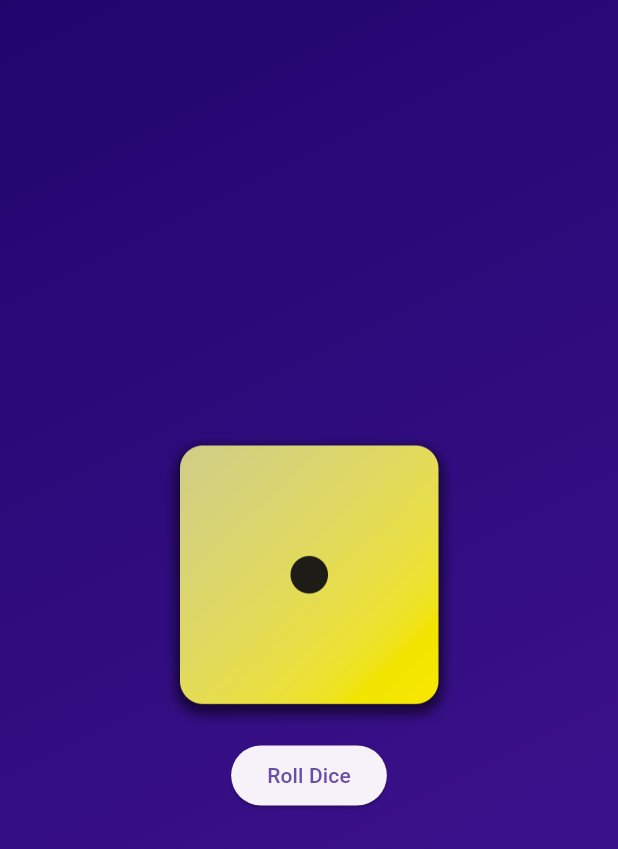
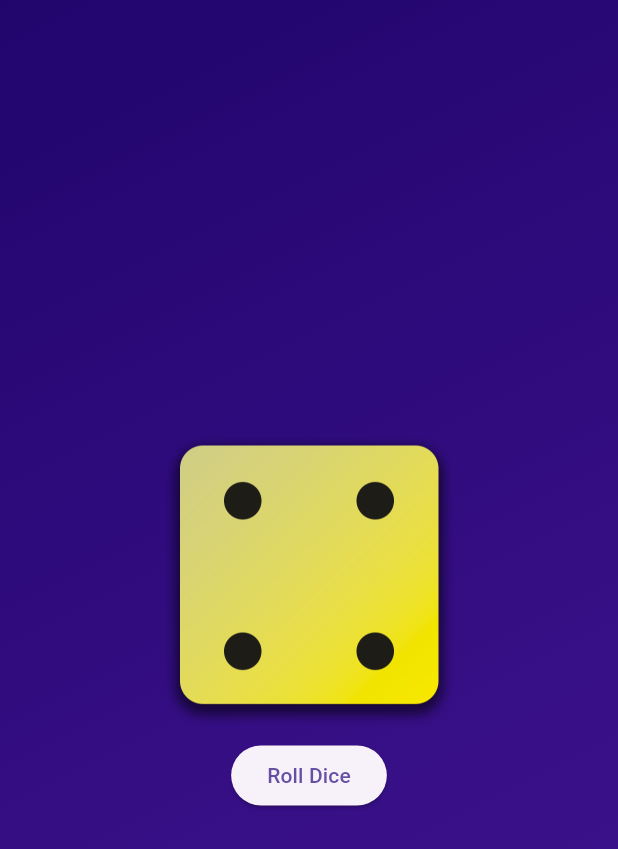
Before and after one commit to shubhh123/flutter-basics, a Flutter app: the screen it shows after launch, after a tap on "Roll Dice", on a phone screen of 412 x 824 dp. Shown: the top 849 px of the screen. Run offline on Flutter 3.47's test engine with Material 3 defaults, Android fonts, the phone set to English and light mode, and no system bars.

Commit message:
code committed

```diff
--- /dev/null
+++ b/lib/dice_roller.dart
@@ -0,0 +1,40 @@
+import 'package:flutter/material.dart';
+
+class DiceRoller extends StatefulWidget {
+  const DiceRoller({super.key});
+  //StatefulWidgets do not have the build method
+
+  @override
+  State<DiceRoller> createState() {
+    return _DiceRollerState();
+  }
+}
+
+class _DiceRollerState extends State<DiceRoller> {
+  var activeDiceImage = 'assets/images/dice-1.png';
+  /*context contains metadata about some useful information about this widget in the overall widget tree */
+
+  void rollDice() {
+    setState(() {
+      activeDiceImage = 'assets/images/dice-4.png';
+    });
+  }
+
+  @override
+  Widget build(context) {
+    return Column(
+      mainAxisSize: MainAxisSize.min,
+      children: [
+        Image.asset(
+          activeDiceImage,
+          width: 200,
+        ),
+        const SizedBox(height: 10), //for padding
+        ElevatedButton(
+          onPressed: rollDice,
+          child: const Text('Roll Dice'),
+        )
+      ],
+    );
+  }
+}
--- a/lib/gradient_container.dart
+++ b/lib/gradient_container.dart
@@ -1,28 +1,16 @@
 import 'package:flutter/material.dart';
-import 'package:learningdart/styled_text.dart';
+import 'package:learningdart/dice_roller.dart';
+// import 'package:learningdart/styled_text.dart';
 //import 'package:learningdart/styled_text.dart';
 
-class GradientContainer extends StatelessWidget{
-
-  // GradientContainer( {key} ) {     //Here {} having inside are called as named parameters
-  //   //doing some initialization work
-  // }
-
-  // GradientContainer({key}) : super(key: key)     //Here {} having inside are called as named parameters
-    //doing some initialization work
+class GradientContainer extends StatelessWidget {
   //const GradientContainer(this.gradientColors,{super.key});
 
-   const GradientContainer({super.key, required this.colors});
+  const GradientContainer({super.key, required this.colors});
 
-   final List<Color> colors;
+  final List<Color> colors;
 
-  /*context contains metadata about some useful information about this widget in the overall widget tree */
-
-  void rollDice() {
-    print("Dice rolled");
-  }
-
-@override
+  @override
   Widget build(BuildContext context) {
     return Container(
       decoration: BoxDecoration(
@@ -33,26 +21,7 @@ class GradientContainer extends StatelessWidget{
         ),
       ),
       //child: const StyledText("Hello shubh"),
-      child: Center(
-        child: Column(
-          mainAxisSize: MainAxisSize.min,
-          children: [
-          Image.asset(
-          'assets/images/dice-1.png',
-          width: 200,
-          ),
-          const SizedBox(height: 10,),
-          ElevatedButton(onPressed: rollDice,
-          // style: TextButton.styleFrom(
-          //   //padding: const EdgeInsets.only(top: 10, bottom: 10),
-          //   padding: const EdgeInsets.all(10)
-          // ),
-          //style: TextButton.styleFrom(foregroundColor: Colors.white),
-          child:
-            const Text('Roll Dice'),
-          )
-        ],)
-        ),
-      );
-    }
+      child: const Center(child: DiceRoller()),
+    );
   }
+}
--- a/lib/main.dart
+++ b/lib/main.dart
@@ -4,9 +4,15 @@ import 'package:learningdart/gradient_container.dart';
 void main() {
   runApp(
     const MaterialApp(
+      //-> Material Apps Build method is executed
       home: Scaffold(
+        //-> Scaffolds build method is executed.
         body: GradientContainer(
-            colors: [Color.fromARGB(255, 33, 5, 109), Color.fromARGB(255, 68, 21, 149)],
+          //-> GradientContainer's build method is executed.
+          colors: [
+            Color.fromARGB(255, 33, 5, 109),
+            Color.fromARGB(255, 68, 21, 149)
+          ],
         ),
       ),
     ),
```
